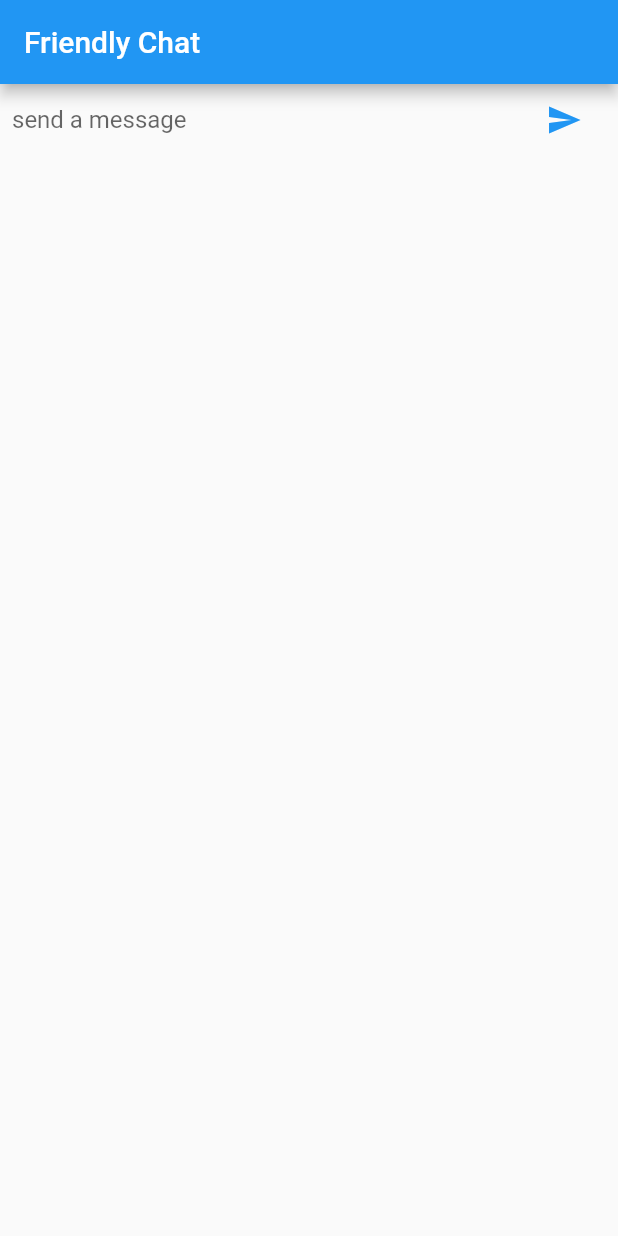
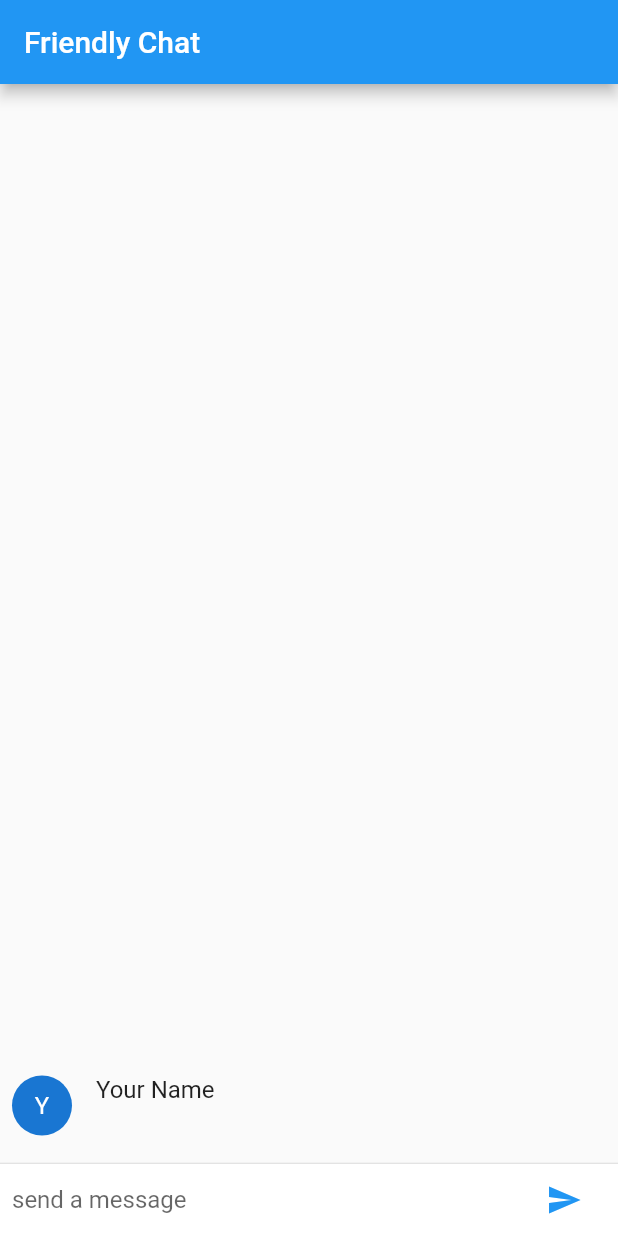
Before and after one commit to mdmasum-shuvo/flutter_friendlychat_app_design, a Flutter app: the screen it shows after launch, after a tap on the "send" icon, on a phone screen of 412 x 824 dp. Run offline on Flutter 3.47's test engine with Material 2 defaults, Android fonts, the phone set to English and light mode, and no system bars.

Commit message:
text message list

```diff
--- a/lib/main.dart
+++ b/lib/main.dart
@@ -21,14 +21,34 @@ class ChatScreen extends StatefulWidget {
 
 class ChatScreenState extends State<ChatScreen> {
   final _textController = TextEditingController();
+  final List<ChatMessage> _message = <ChatMessage>[];
 
   @override
   Widget build(BuildContext context) {
     // TODO: implement build
     return Scaffold(
-      appBar: AppBar(title: new Text('Friendly Chat')),
-      body: _buildTextComposer(),
-    );
+        appBar: AppBar(title: new Text('Friendly Chat')),
+        body: new Column(
+          children: <Widget>[
+            Flexible(
+              child: ListView.builder(
+                padding: EdgeInsets.all(8.0),
+                reverse: true,
+                itemBuilder: (
+                  _,
+                  int index,
+                ) =>
+                    _message[index],
+                itemCount: _message.length,
+              ),
+            ),
+            Divider(height: 1.0),
+            Container(
+              decoration: BoxDecoration(color: Theme.of(context).cardColor),
+              child: _buildTextComposer(),
+            )
+          ],
+        ));
   }
 
   Widget _buildTextComposer() {
@@ -59,11 +79,20 @@ class ChatScreenState extends State<ChatScreen> {
 
   void _handleSubmitted(String text) {
     _textController.clear();
+
+    ChatMessage chatMessage = new ChatMessage(
+      text: text,
+    );
+
+    setState(() {
+      _message.insert(0, chatMessage);
+    });
   }
 }
 
 class ChatMessage extends StatelessWidget {
   ChatMessage({this.text});
+
   final String text;
 
   @override
```
